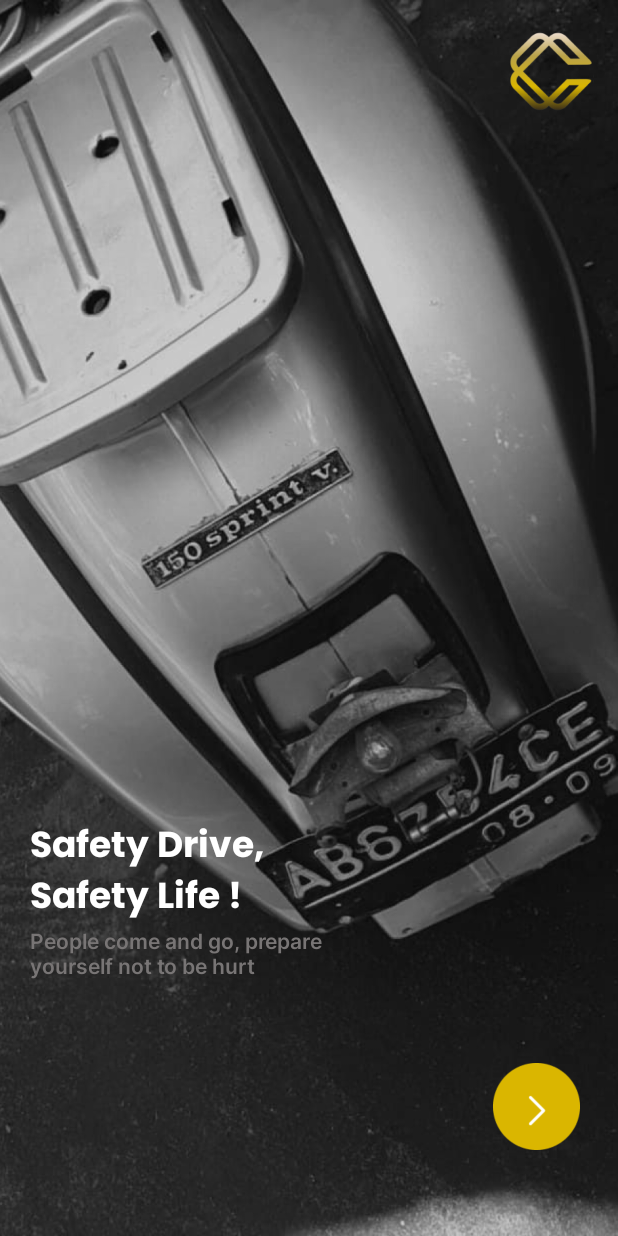
After one commit to alivveee/RentalKendaraanCABS, an Android app: the layout onboard_tiga.xml on its own in the app's theme, with its tools: preview values and no code run, on a phone screen of 412 x 824 dp. The commit adds this screen. Run offline under Robolectric (Android 15) with nearby library versions, the phone set to English and light mode, and no system bars.

Commit message:
Onboarding

```diff
--- a/app/src/main/java/com/example/cabs/CariKendaraan/ModelKendaraan.java
+++ b/app/src/main/java/com/example/cabs/CariKendaraan/ModelKendaraan.java
@@ -17,6 +17,7 @@ public class ModelKendaraan {
         this.jumlahPenumpang = jumlahPenumpang;
         this.jumlahKendaraan = jumlahKendaraan;
         this.deskripsi = deskripsi;
+
     }
 
     public String getNamaKendaraan() {
--- /dev/null
+++ b/app/src/main/res/layout/onboard_tiga.xml
@@ -0,0 +1,99 @@
+<?xml version="1.0" encoding="utf-8"?>
+<androidx.constraintlayout.widget.ConstraintLayout xmlns:android="http://schemas.android.com/apk/res/android"
+    android:layout_width="match_parent"
+    android:layout_height="match_parent"
+    xmlns:tools="http://schemas.android.com/tools"
+    xmlns:app="http://schemas.android.com/apk/res-auto"
+    android:background="@drawable/onboard_tiga">
+    <!--    tools:context=".onboarding.OnBoardingDuaActivity"-->
+
+
+    <ImageView
+        android:layout_width="60dp"
+        android:layout_height="60dp"
+        android:layout_marginTop="16dp"
+        android:layout_marginEnd="16dp"
+        android:src="@drawable/logo"
+        app:layout_constraintEnd_toEndOf="parent"
+        app:layout_constraintTop_toTopOf="parent">
+    </ImageView>
+
+
+    <ImageButton
+        android:layout_width="58dp"
+        android:layout_height="58dp"
+        android:background="@drawable/nextbtn"
+        app:layout_constraintBottom_toTopOf="@+id/onBoardingDuaCard"
+        app:layout_constraintEnd_toEndOf="parent"
+        app:layout_constraintHorizontal_bias="0.929"
+        app:layout_constraintStart_toStartOf="parent"
+        app:layout_constraintTop_toBottomOf="@+id/constraintLayout"
+        app:layout_constraintVertical_bias="0.0">
+
+    </ImageButton>
+
+    <LinearLayout
+        android:id="@+id/onBoardingDuaCard"
+        android:layout_width="match_parent"
+        android:layout_height="wrap_content"
+        android:orientation="vertical"
+        app:layout_constraintBottom_toBottomOf="parent"
+        app:layout_constraintEnd_toEndOf="parent"
+        app:layout_constraintStart_toStartOf="parent">
+
+    </LinearLayout>
+
+    <androidx.constraintlayout.widget.ConstraintLayout
+        android:id="@+id/constraintLayout"
+        android:layout_width="match_parent"
+        android:layout_height="200dp"
+        android:orientation="vertical"
+        app:layout_constraintBottom_toBottomOf="parent"
+        app:layout_constraintEnd_toEndOf="parent"
+        app:layout_constraintHorizontal_bias="0.0"
+        app:layout_constraintStart_toStartOf="parent"
+        app:layout_constraintTop_toTopOf="parent"
+        app:layout_constraintVertical_bias="0.815">
+
+        <TextView
+            android:id="@+id/textView"
+            android:layout_width="match_parent"
+            android:layout_height="wrap_content"
+            android:layout_marginLeft="20dp"
+            android:layout_marginTop="36dp"
+            android:layout_marginRight="200dp"
+            android:layout_marginBottom="150dp"
+            android:fontFamily="@font/poppinbold"
+            android:text="Safety Drive, Safety Life !"
+            android:textColor="@color/white"
+            android:textSize="24sp"
+            app:layout_constraintBottom_toBottomOf="parent"
+            app:layout_constraintEnd_toEndOf="parent"
+            app:layout_constraintHorizontal_bias="0.995"
+            app:layout_constraintStart_toStartOf="parent"
+            app:layout_constraintTop_toTopOf="parent"
+            app:layout_constraintVertical_bias="0.0" />
+
+        <TextView
+            android:layout_width="match_parent"
+            android:layout_height="wrap_content"
+            android:layout_marginLeft="20dp"
+            android:layout_marginTop="1dp"
+            android:layout_marginRight="150dp"
+            android:layout_marginBottom="72dp"
+            android:fontFamily="@font/intersemibold"
+            android:text="People come and go, prepare yourself not to be hurt"
+            android:textColor="@color/onboardlightgrey"
+            app:layout_constraintBottom_toBottomOf="parent"
+            app:layout_constraintEnd_toEndOf="parent"
+            app:layout_constraintHorizontal_bias="0.0"
+            app:layout_constraintStart_toStartOf="parent"
+            app:layout_constraintTop_toBottomOf="@+id/textView"
+            app:layout_constraintVertical_bias="0.2">
+
+        </TextView>
+
+
+    </androidx.constraintlayout.widget.ConstraintLayout>
+
+</androidx.constraintlayout.widget.ConstraintLayout>
--- a/app/src/main/res/values/colors.xml
+++ b/app/src/main/res/values/colors.xml
@@ -2,8 +2,8 @@
 <resources>
     <color name="purple_200">#FFBB86FC</color>
     <color name="purple_500">#FF6200EE</color>
-    <color name="purple_700">#FF3700B3</color>
-    <color name="teal_200">#FF03DAC5</color>
+    <color name="onboardgrey">#494747</color>
+    <color name="onboardlightgrey">#787575</color>
     <color name="teal_700">#FF018786</color>
     <color name="yellow">#DAB600</color>
     <color name="kuning">#DAB600</color>
```
Also changed, not shown: app/src/main/res/layout/onboarding_dua.xml (added, +99 -0 lines), app/src/main/res/layout/onboarding_satu.xml (added, +81 -0 lines), app/src/main/res/layout/splash_screen.xml (added, +104 -0 lines), app/src/main/res/layout/tambah_penyewa.xml (+30 -3 lines), app/src/main/res/drawable/card_onboard.png (added), app/src/main/res/drawable/cawan.png (added), app/src/main/res/drawable/circle.png (added), app/src/main/res/drawable/logo.png (added), app/src/main/res/drawable/next.png (added), app/src/main/res/drawable/nextbtn.png (added), app/src/main/res/drawable/onboard_satu.png (added), app/src/main/res/drawable/onboard_tiga.png (added), app/src/main/res/drawable/splash.png (added), app/src/main/res/font/poppinbold.ttf (added), 1 other file.
